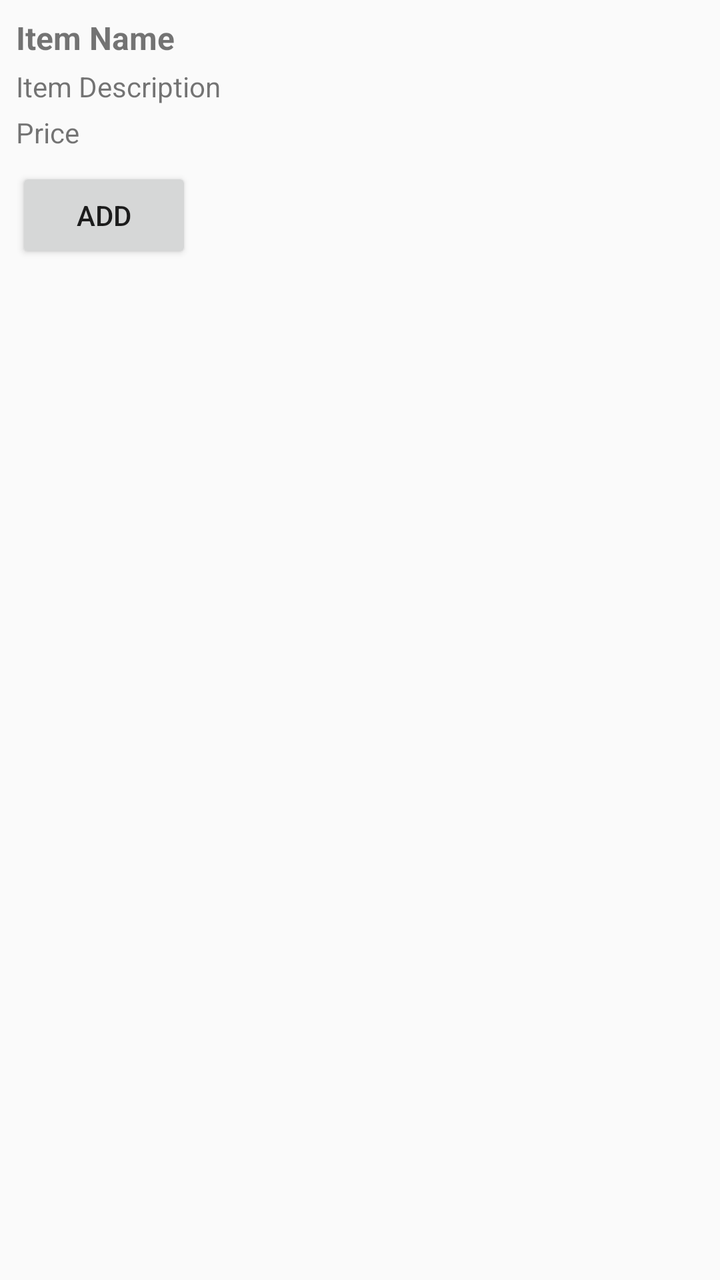
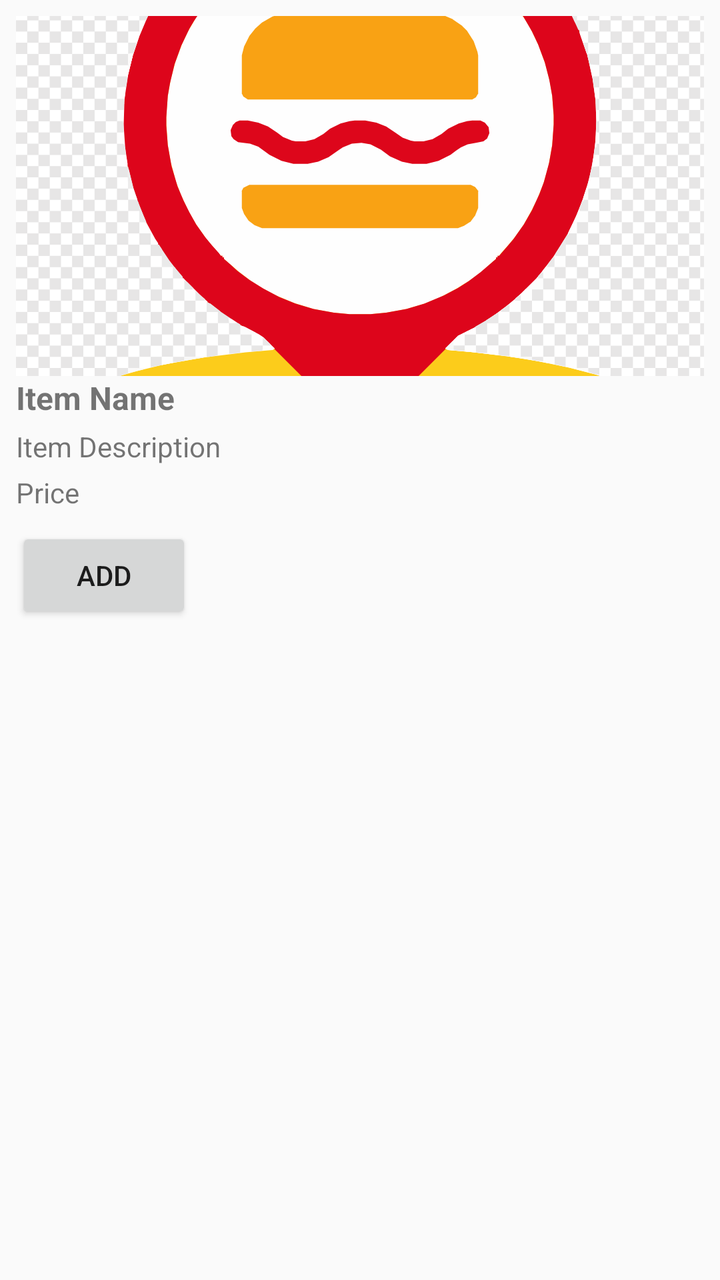

An Android layout rendered at two revisions. The XML below is the earlier revision; the diff shows what the commit changed to produce the second picture.
<!-- AndroidManifest.xml: application theme Theme.Meal_Mission_App -->
<!-- res/layout/item_item.xml -->
<LinearLayout xmlns:android="http://schemas.android.com/apk/res/android"
    android:layout_width="match_parent"
    android:layout_height="wrap_content"
    android:orientation="vertical"
    android:padding="8dp">

    <TextView
        android:id="@+id/itemName"
        android:layout_width="wrap_content"
        android:layout_height="wrap_content"
        android:textSize="16sp"
        android:textStyle="bold"
        android:text="Item Name" />

    <TextView
        android:id="@+id/itemDescription"
        android:layout_width="wrap_content"
        android:layout_height="wrap_content"
        android:textSize="14sp"
        android:text="Item Description"
        android:layout_marginTop="4dp" />

    <TextView
        android:id="@+id/itemPrice"
        android:layout_width="wrap_content"
        android:layout_height="wrap_content"
        android:textSize="14sp"
        android:text="Price"
        android:layout_marginTop="4dp" />

    
    <Button
        android:id="@+id/addButton"
        android:layout_width="wrap_content"
        android:layout_height="wrap_content"
        android:text="ADD"
        android:layout_marginTop="8dp"
        android:visibility="visible" />

    
    <LinearLayout
        android:id="@+id/quantityLayout"
        android:layout_width="wrap_content"
        android:layout_height="wrap_content"
        android:orientation="horizontal"
        android:visibility="gone">

        
        <Button
            android:id="@+id/decreaseQuantityButton"
            android:layout_width="wrap_content"
            android:layout_height="wrap_content"
            android:text="-" />

        
        <TextView
            android:id="@+id/itemQuantityText"
            android:layout_width="wrap_content"
            android:layout_height="wrap_content"
            android:text="1"
            android:textSize="18sp"
            android:gravity="center"
            android:layout_marginLeft="8dp"
            android:layout_marginRight="8dp" />

        
        <Button
            android:id="@+id/increaseQuantityButton"
            android:layout_width="wrap_content"
            android:layout_height="wrap_content"
            android:text="+" />

        
        <Button
            android:id="@+id/removeButton"
            android:layout_width="wrap_content"
            android:layout_height="wrap_content"
            android:text="Remove"
            android:layout_marginLeft="8dp" />
    </LinearLayout>
</LinearLayout>
<!-- resources referenced by this layout -->
<resources>
  <style name="Theme.Meal_Mission_App" parent="android:Theme.Material.Light.NoActionBar" />
</resources>

<!-- the commit's change to res/layout/item_item.xml (unified diff, before → after) -->
@@ -4,6 +4,14 @@
     android:orientation="vertical"
     android:padding="8dp">
 
+    
+    <ImageView
+        android:id="@+id/itemImageView"
+        android:layout_width="match_parent"
+        android:layout_height="180dp"
+        android:scaleType="centerCrop"
+        android:contentDescription="Item Image"
+        android:src="@drawable/placeholder_image" />
     <TextView
         android:id="@+id/itemName"
         android:layout_width="wrap_content"
<!-- resource entries referenced after the edit -->
@@ -1,5 +1,6 @@
 <!-- resources referenced by this layout -->
 <resources>
+  <!-- drawable placeholder_image: vector/xml drawable (drawable, 174883 chars, omitted) -->
   <style name="Theme.Meal_Mission_App" parent="android:Theme.Material.Light.NoActionBar" />
 </resources>
 
